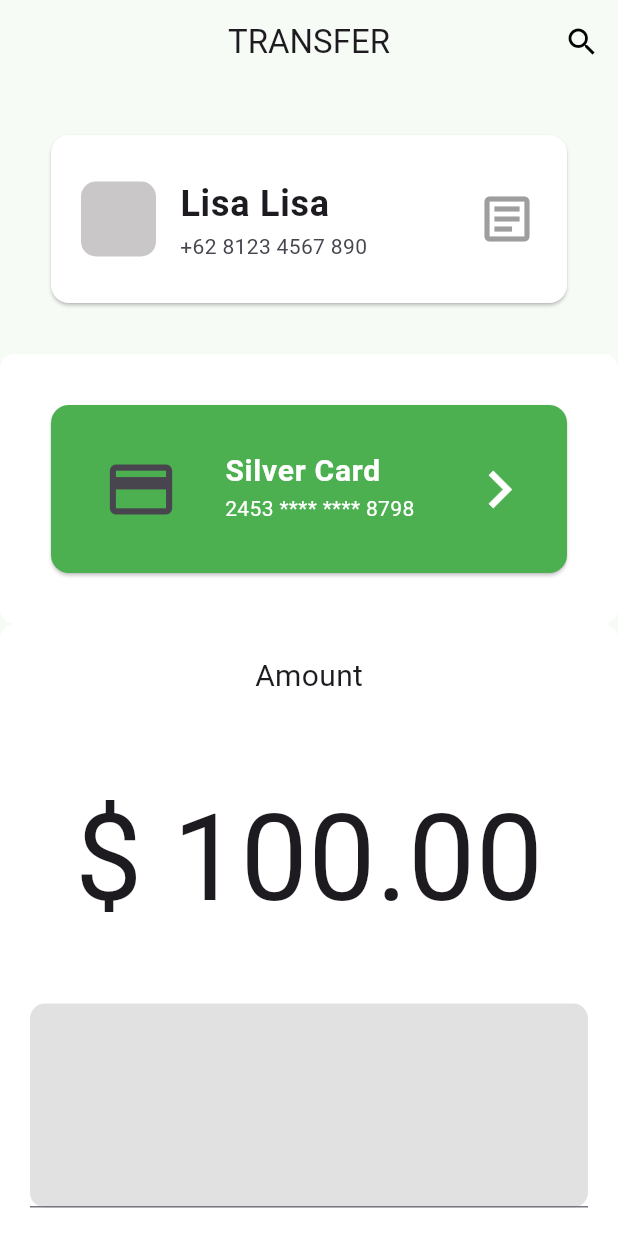
After one commit to kaconk17/profile_sample1, a Flutter app: the screen it shows after launch, on a phone screen of 412 x 824 dp. The commit adds this screen. Run offline on Flutter 3.47's test engine with Material 2 defaults, Android fonts, the phone set to English and light mode, and no system bars.

Commit message:
transfer form

```diff
--- a/lib/login.dart
+++ b/lib/login.dart
@@ -2,6 +2,7 @@ import 'dart:ui';
 
 import 'package:flutter/foundation.dart';
 import 'package:flutter/material.dart';
+import 'transfer.dart';
 
 class Frmlogin extends StatefulWidget {
   const Frmlogin({super.key});
@@ -97,7 +98,11 @@ class _FrmloginState extends State<Frmlogin> {
                           ),
                       ),),
 
-                      OutlinedButton(onPressed: null,
+                      OutlinedButton(onPressed: (){
+                        Navigator.push(context,
+                        MaterialPageRoute(builder: (context){
+                          return TransferPage();
+                      }));},
 
                       style: OutlinedButton.styleFrom(
                         shape: StadiumBorder(),
--- a/lib/main.dart
+++ b/lib/main.dart
@@ -3,6 +3,7 @@ import 'profile.dart';
 import 'listview.dart';
 import 'formview.dart';
 import 'login.dart';
+import 'transfer.dart';
 
 void main() {
   runApp(const MyApp(
@@ -38,7 +39,7 @@ class MyApp extends StatelessWidget {
         colorScheme: ColorScheme.fromSeed(seedColor: Colors.deepPurple),
         useMaterial3: true,
       ),
-      home: const Frmlogin(),
+      home: const TransferPage(),
     );
   }
 }
--- /dev/null
+++ b/lib/transfer.dart
@@ -0,0 +1,167 @@
+import 'package:flutter/material.dart';
+
+class TransferPage extends StatefulWidget {
+  const TransferPage({super.key});
+
+  @override
+  State<TransferPage> createState() => _TransferPageState();
+}
+
+class _TransferPageState extends State<TransferPage> {
+  @override
+  Widget build(BuildContext context) {
+    return Scaffold(
+      appBar: AppBar(
+        backgroundColor: Color.fromARGB(255, 247, 251, 246),
+        title: Text("TRANSFER"),
+        centerTitle: true,
+        actions: <Widget>[
+          IconButton( icon: new Icon(Icons.search,color: Colors.black,), onPressed: () {  },)
+        ],
+      ),
+      body: Stack(
+        alignment: Alignment.center,
+        children: [
+          Container(
+            color: Color.fromARGB(255, 247, 251, 246),
+
+          ),
+          Container(
+            width: 540,
+            child: ListView(
+
+              children: [
+                Container(
+                  //color: Colors.white,
+                  padding: EdgeInsets.all(30),
+                  //height: 200,
+                  width: 600,
+                  child: Card(
+
+                    color: Colors.white,
+                    child: ListTile(
+                      contentPadding: EdgeInsets.all(20),
+
+                      title: Text("Lisa Lisa", style: TextStyle(fontSize: 24, fontWeight: FontWeight.bold),),
+                      subtitle: Text("+62 8123 4567 890"),
+                      leading: Container(
+                        height: 50,
+                        width: 50,
+                        decoration: BoxDecoration(
+                          color: Color.fromARGB(255, 201, 199, 199),
+                          borderRadius: BorderRadius.circular(10)
+                        ),
+                      ),
+                      trailing: Icon(Icons.article_outlined,color: Colors.grey,size: 40,),
+                    ),
+                  ),
+
+                ),
+                Container(
+                  padding: EdgeInsets.all(30),
+                  width: 500,
+                  //color: Colors.white,
+                  decoration: BoxDecoration(
+                    color: Colors.white,
+                    borderRadius: BorderRadius.circular(10)
+                  ),
+                  child: Card(
+                    color: Colors.green,
+                    child: ListTile(
+                      contentPadding: EdgeInsets.all(20),
+                      leading: Container(
+                        height: 50,
+                        width: 80,
+                        child: Icon(Icons.credit_card,size: 50,),
+                      ),
+                      title: Text("Silver Card",style: TextStyle(fontSize: 20, fontWeight: FontWeight.bold, color: Colors.white),),
+                      subtitle: Text("2453 **** **** 8798", style: TextStyle(color: Colors.white),),
+                      trailing: Icon(Icons.chevron_right, size: 50,color: Colors.white,),
+                    ),
+                  ),
+                ),
+                Container(
+                  width: 500,
+                  padding: EdgeInsets.all(20),
+                  decoration: BoxDecoration(
+                    color: Colors.white,
+                    borderRadius: BorderRadius.circular(10),
+
+                  ),
+                  child: Column(
+
+                    children: [
+                      Text("Amount", style: TextStyle(fontSize: 20),),
+                      Container(
+                        padding: EdgeInsets.only(top: 50),
+                        child: Text("\$ 100.00",style: TextStyle(fontSize: 80),),
+                      ),
+                      Container(
+                        //padding: EdgeInsets.only(top: 60),
+                        margin: EdgeInsets.only(top: 40),
+                        //height: 190,
+                        decoration: BoxDecoration(
+                              color: Color.fromARGB(255, 226, 225, 225),
+                              borderRadius: BorderRadius.circular(10)
+                        ),
+                        child: TextField(
+                          keyboardType: TextInputType.multiline,
+                          maxLines: 5,
+                        ),
+                      ),
+                      Container(
+                 // width: 200,
+                 //height: 50,
+                 margin: EdgeInsets.only(top: 20),
+                 padding: EdgeInsets.all(10),
+                  decoration: BoxDecoration(
+                    color: Color.fromARGB(255, 208, 242, 226),
+                    borderRadius: BorderRadius.circular(10)
+                  ),
+                  child: ListTile(
+                    title: Text("Bank fee \$4 will be applied",style: TextStyle(color: Colors.green,fontWeight: FontWeight.bold),),
+                    leading: Icon(Icons.info_outline,color: Colors.green,size: 30,),
+                  ),
+
+                )
+                    ],
+                  ),
+                ),
+                Container(
+                  margin: EdgeInsets.only(top: 50),
+                  child: OutlinedButton(onPressed: (){
+                        },
+
+                      style: OutlinedButton.styleFrom(
+                        //shape: StadiumBorder(),
+                        side: BorderSide.none,
+                        padding: EdgeInsets.zero
+
+                       // fixedSize: Size(400, 60)
+                      ),
+                      child: Ink(
+                        //width: 500,
+                        //height: 60,
+                        decoration: BoxDecoration(
+                            color: Colors.green,
+                            borderRadius: BorderRadius.circular(10)
+                          ),
+                          child: Container(
+                            //width: 400,
+                           // height: 60,
+                           padding: EdgeInsets.all(20),
+                            alignment: Alignment.center,
+                            child: const Text("SEND", style: TextStyle(fontSize: 24, fontWeight: FontWeight.bold, color: Colors.white),),
+                          ),
+                      )
+                      ),
+                ),
+
+              ],
+            ),
+          )
+        ],
+      ),
+    );
+  }
+}
```
